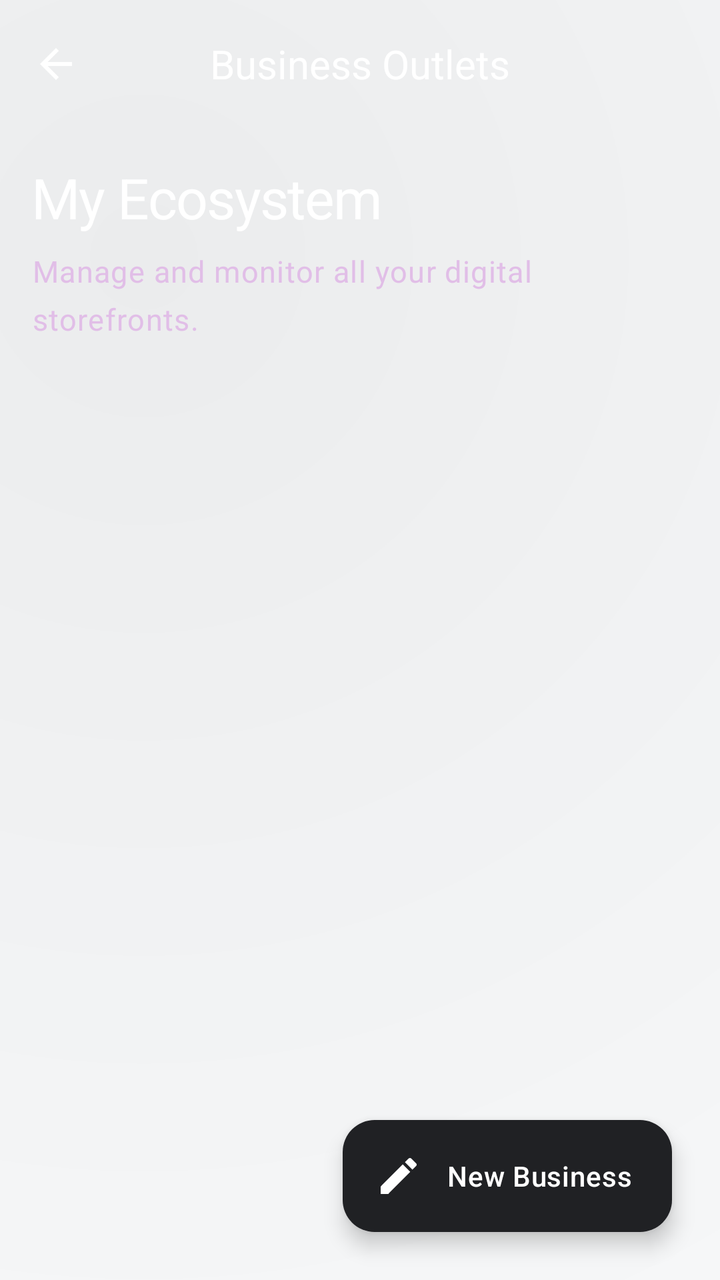
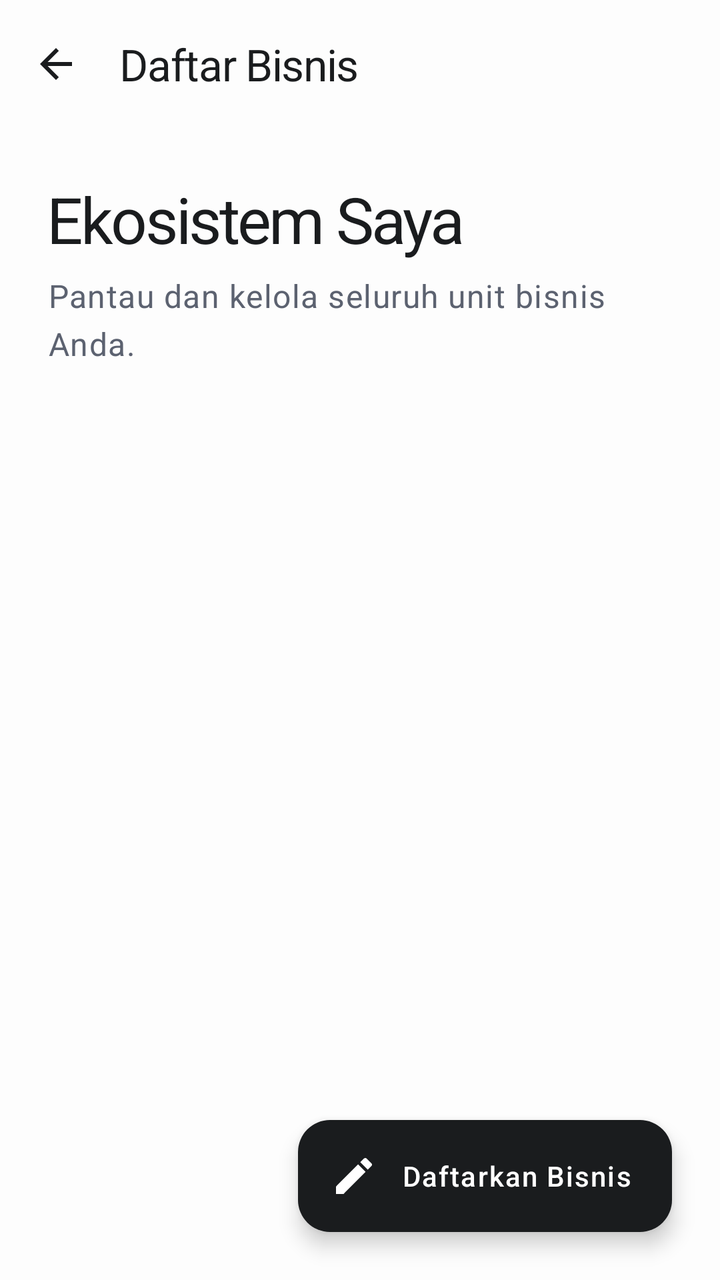

Compare the two renders of this Android layout. The source of the first and the diff that turns it into the second are given below.
<!-- AndroidManifest.xml: application theme Theme.KasirAPP -->
<!-- res/layout/activity_restaurant.xml -->
<?xml version="1.0" encoding="utf-8"?>
<androidx.coordinatorlayout.widget.CoordinatorLayout
    xmlns:android="http://schemas.android.com/apk/res/android"
    xmlns:app="http://schemas.android.com/apk/res-auto"
    android:layout_width="match_parent"
    android:layout_height="match_parent"
    android:background="@drawable/bg_liquid_purple_gradient">

    <com.google.android.material.appbar.AppBarLayout
        android:layout_width="match_parent"
        android:layout_height="wrap_content"
        android:background="@android:color/transparent"
        android:fitsSystemWindows="true"
        app:elevation="0dp">

        <com.google.android.material.appbar.MaterialToolbar
            android:id="@+id/toolbar"
            android:layout_width="match_parent"
            android:layout_height="?attr/actionBarSize"
            app:navigationIcon="@drawable/ic_arrow_back"
            app:navigationIconTint="@color/white"
            app:title="Business Outlets"
            app:titleCentered="true"
            app:titleTextColor="@color/white"
            android:background="@android:color/transparent" />

    </com.google.android.material.appbar.AppBarLayout>

    <androidx.core.widget.NestedScrollView
        android:id="@+id/scrollView"
        android:layout_width="match_parent"
        android:layout_height="match_parent"
        android:clipToPadding="false"
        android:paddingBottom="100dp"
        app:layout_behavior="@string/appbar_scrolling_view_behavior">

        <LinearLayout
            android:layout_width="match_parent"
            android:layout_height="wrap_content"
            android:orientation="vertical"
            android:padding="16dp">

            <TextView
                style="@style/TextAppearance.Future.HeadlineLarge"
                android:layout_width="wrap_content"
                android:layout_height="wrap_content"
                android:text="My Ecosystem"
                android:textColor="@color/white" />

            <TextView
                style="@style/TextAppearance.Future.BodyLarge"
                android:layout_width="wrap_content"
                android:layout_height="wrap_content"
                android:layout_marginTop="8dp"
                android:text="Manage and monitor all your digital storefronts."
                android:textColor="#E1BEE7" />

            <LinearLayout
                android:id="@+id/restaurantContainer"
                android:layout_width="match_parent"
                android:layout_height="wrap_content"
                android:layout_marginTop="32dp"
                android:orientation="vertical" />

        </LinearLayout>
    </androidx.core.widget.NestedScrollView>

    <com.google.android.material.floatingactionbutton.ExtendedFloatingActionButton
        android:id="@+id/btnAddRestaurant"
        style="@style/Widget.Material3.ExtendedFloatingActionButton.Icon.Primary"
        android:layout_width="wrap_content"
        android:layout_height="wrap_content"
        android:layout_gravity="bottom|end"
        android:layout_margin="24dp"
        android:text="New Business"
        android:textColor="@color/on_primary"
        android:textAppearance="@style/TextAppearance.Future.LabelLarge"
        app:backgroundTint="@color/primary"
        app:icon="@drawable/ic_edit"
        app:iconTint="@color/on_primary" />

</androidx.coordinatorlayout.widget.CoordinatorLayout>
<!-- resources referenced by this layout -->
<resources>
  <color name="primary">#202124</color>
  <!-- drawable bg_liquid_purple_gradient (drawable) -->
  <?xml version="1.0" encoding="utf-8"?>
  <layer-list xmlns:android="http://schemas.android.com/apk/res/android">
      
      <item>
          <shape android:shape="rectangle">
              <solid android:color="?android:attr/windowBackground" />
          </shape>
      </item>
  
      
      <item>
          <shape android:shape="rectangle">
              <gradient
                  android:angle="135"
                  android:centerX="20%"
                  android:centerY="20%"
                  android:endColor="@android:color/transparent"
                  android:gradientRadius="700dp"
                  android:startColor="#0D000000"
                  android:type="radial" />
          </shape>
      </item>
  
      
      <item>
          <shape android:shape="rectangle">
              <gradient
                  android:angle="315"
                  android:centerX="80%"
                  android:centerY="80%"
                  android:endColor="@android:color/transparent"
                  android:gradientRadius="600dp"
                  android:startColor="#05FFFFFF"
                  android:type="radial" />
          </shape>
      </item>
  </layer-list>
  <style name="TextAppearance.Future.BodyLarge" parent="TextAppearance.Premium.BodyLarge" />
  <style name="TextAppearance.Future.HeadlineLarge" parent="TextAppearance.Premium.HeadlineLarge" />
  <style name="TextAppearance.Future.LabelLarge" parent="TextAppearance.Premium.LabelLarge" />
  <color name="on_surface">#202124</color>
  <style name="TextAppearance.Premium.BodyLarge" parent="TextAppearance.Material3.BodyLarge">
          <item name="android:textSize">15sp</item>
          <item name="android:fontFamily">sans-serif</item>
          <item name="android:lineSpacingExtra">3dp</item>
          <item name="android:textColor">?attr/colorOnSurfaceVariant</item>
      </style>
  <style name="TextAppearance.Premium.HeadlineLarge" parent="TextAppearance.Material3.HeadlineLarge">
          <item name="android:textSize">28sp</item>
          <item name="android:fontFamily">sans-serif-medium</item>
          <item name="android:letterSpacing">-0.02</item>
          <item name="android:textColor">?attr/colorOnSurface</item>
      </style>
  <style name="TextAppearance.Premium.LabelLarge" parent="TextAppearance.Material3.LabelLarge">
          <item name="android:textSize">14sp</item>
          <item name="android:fontFamily">sans-serif-medium</item>
          <item name="android:letterSpacing">0.02</item>
          <item name="android:textColor">?attr/colorSecondary</item>
      </style>
  <style name="Base.Theme.KasirAPP" parent="Theme.Material3.Light.NoActionBar">
          
          <item name="colorPrimary">@color/primary</item>
          <item name="colorOnPrimary">@color/on_primary</item>
          <item name="colorPrimaryContainer">@color/primary_container</item>
          <item name="colorOnPrimaryContainer">@color/on_primary_container</item>
  
          <item name="colorSecondary">@color/secondary</item>
          <item name="colorOnSecondary">@color/on_secondary</item>
          <item name="colorSecondaryContainer">@color/secondary_container</item>
          <item name="colorOnSecondaryContainer">@color/on_secondary_container</item>
  
          <item name="android:windowBackground">@color/background</item>
          <item name="colorSurface">@color/surface</item>
          <item name="colorOnSurface">@color/on_surface</item>
          <item name="colorSurfaceVariant">@color/surface_variant</item>
          <item name="colorOnSurfaceVariant">@color/on_surface_variant</item>
          <item name="colorOutline">@color/outline</item>
  
          
          <item name="android:statusBarColor">@android:color/transparent</item>
          <item name="android:windowLightStatusBar">true</item>
          <item name="android:navigationBarColor">@android:color/transparent</item>
          <item name="android:windowLightNavigationBar" tools:targetApi="27">true</item>
  
          
          <item name="materialCardViewStyle">@style/Widget.App.Card</item>
          <item name="materialButtonStyle">@style/Widget.App.Button</item>
          <item name="textInputStyle">@style/Widget.App.TextInputLayout</item>
  
          
          <item name="textAppearanceHeadlineLarge">@style/TextAppearance.Premium.HeadlineLarge</item>
          <item name="textAppearanceTitleLarge">@style/TextAppearance.Premium.TitleLarge</item>
          <item name="textAppearanceBodyLarge">@style/TextAppearance.Premium.BodyLarge</item>
          <item name="textAppearanceLabelLarge">@style/TextAppearance.Premium.LabelLarge</item>
      </style>
  <color name="primary_container">#F5F6FA</color>
  <color name="on_primary_container">#202124</color>
  <color name="secondary">#625B71</color>
  <color name="secondary_container">#F8F9FA</color>
  <color name="on_secondary_container">#202124</color>
  <color name="background">#F8F9FA</color>
  <color name="surface_variant">#EDEDF5</color>
  <color name="on_surface_variant">#202124</color>
  <color name="outline">#CCCCCC</color>
  <style name="Widget.App.Card" parent="Widget.Material3.CardView.Filled">
          <item name="cardCornerRadius">24dp</item>
          <item name="cardElevation">0dp</item>
          <item name="strokeWidth">0dp</item>
          <item name="android:background">@drawable/bg_liquid_glass</item>
          <item name="cardBackgroundColor">@android:color/transparent</item>
      </style>
  <style name="Widget.App.Button" parent="Widget.Material3.Button.TonalButton">
          <item name="cornerRadius">16dp</item>
          <item name="android:background">@drawable/bg_liquid_glass</item>
          <item name="android:insetTop">0dp</item>
          <item name="android:insetBottom">0dp</item>
          <item name="android:textColor">?attr/colorOnSurface</item>
      </style>
  <style name="Widget.App.TextInputLayout" parent="Widget.Material3.TextInputLayout.OutlinedBox">
          <item name="boxCornerRadiusTopStart">16dp</item>
          <item name="boxCornerRadiusTopEnd">16dp</item>
          <item name="boxCornerRadiusBottomStart">16dp</item>
          <item name="boxCornerRadiusBottomEnd">16dp</item>
          <item name="boxStrokeColor">?attr/colorOutline</item>
          <item name="boxStrokeWidth">1.2dp</item>
          <item name="boxStrokeWidthFocused">2dp</item>
          <item name="android:textColorHint">?attr/colorOnSurfaceVariant</item>
      </style>
  <style name="TextAppearance.Premium.TitleLarge" parent="TextAppearance.Material3.TitleLarge">
          <item name="android:textSize">20sp</item>
          <item name="android:fontFamily">sans-serif-medium</item>
          <item name="android:textColor">?attr/colorOnSurface</item>
      </style>
  <!-- drawable bg_liquid_glass (drawable) -->
  <?xml version="1.0" encoding="utf-8"?>
  <layer-list xmlns:android="http://schemas.android.com/apk/res/android">
      
      <item>
          <shape android:shape="rectangle">
              <solid android:color="#0D000000" />
              <corners android:radius="24dp" />
          </shape>
      </item>
  
      
      <item android:bottom="1dp" android:left="1dp" android:right="1dp" android:top="1dp">
          <shape android:shape="rectangle">
              <gradient
                  android:angle="135"
                  android:startColor="#26FFFFFF"
                  android:endColor="#0DFFFFFF"
                  android:type="linear" />
              <corners android:radius="24dp" />
          </shape>
      </item>
  
      
      <item>
          <shape android:shape="rectangle">
              <gradient
                  android:centerX="80%"
                  android:centerY="20%"
                  android:gradientRadius="120dp"
                  android:startColor="#1AFFFFFF"
                  android:endColor="@android:color/transparent"
                  android:type="radial" />
              <corners android:radius="24dp" />
          </shape>
      </item>
  
      
      <item>
          <shape android:shape="rectangle">
              <gradient
                  android:centerX="20%"
                  android:centerY="80%"
                  android:gradientRadius="150dp"
                  android:startColor="#0D000000"
                  android:endColor="@android:color/transparent"
                  android:type="radial" />
              <corners android:radius="24dp" />
          </shape>
      </item>
  
      
      <item>
          <shape android:shape="rectangle">
              <solid android:color="@android:color/transparent" />
              <corners android:radius="24dp" />
              <stroke
                  android:width="1.2dp"
                  android:color="#26FFFFFF" />
          </shape>
      </item>
  </layer-list>
  <!-- unchanged entries left out for length: 7 -->
</resources>

<!-- the commit's change to res/layout/activity_restaurant.xml (unified diff, before → after) -->
@@ -4,25 +4,25 @@
     xmlns:app="http://schemas.android.com/apk/res-auto"
     android:layout_width="match_parent"
     android:layout_height="match_parent"
-    android:background="@drawable/bg_liquid_purple_gradient">
+    android:background="@color/background">
 
     <com.google.android.material.appbar.AppBarLayout
         android:layout_width="match_parent"
         android:layout_height="wrap_content"
-        android:background="@android:color/transparent"
         android:fitsSystemWindows="true"
-        app:elevation="0dp">
+        app:elevation="0dp"
+        android:background="@color/background">
 
         <com.google.android.material.appbar.MaterialToolbar
             android:id="@+id/toolbar"
             android:layout_width="match_parent"
             android:layout_height="?attr/actionBarSize"
             app:navigationIcon="@drawable/ic_arrow_back"
-            app:navigationIconTint="@color/white"
-            app:title="Business Outlets"
-            app:titleCentered="true"
-            app:titleTextColor="@color/white"
-            android:background="@android:color/transparent" />
+            app:navigationIconTint="@color/primary"
+            app:title="@string/business_list_title"
+            app:titleTextColor="@color/primary"
+            app:titleTextAppearance="@style/TextAppearance.App.TitleLarge"
+            android:background="@color/background" />
 
     </com.google.android.material.appbar.AppBarLayout>
 
@@ -38,22 +38,20 @@
             android:layout_width="match_parent"
             android:layout_height="wrap_content"
             android:orientation="vertical"
-            android:padding="16dp">
+            android:padding="24dp">
 
             <TextView
-                style="@style/TextAppearance.Future.HeadlineLarge"
+                style="@style/TextAppearance.App.HeadlineLarge"
                 android:layout_width="wrap_content"
                 android:layout_height="wrap_content"
-                android:text="My Ecosystem"
-                android:textColor="@color/white" />
+                android:text="@string/my_ecosystem_header" />
 
             <TextView
-                style="@style/TextAppearance.Future.BodyLarge"
+                style="@style/TextAppearance.App.BodyLarge"
                 android:layout_width="wrap_content"
                 android:layout_height="wrap_content"
-                android:layout_marginTop="8dp"
-                android:text="Manage and monitor all your digital storefronts."
-                android:textColor="#E1BEE7" />
+                android:layout_marginTop="6dp"
+                android:text="@string/my_ecosystem_subtitle" />
 
             <LinearLayout
                 android:id="@+id/restaurantContainer"
@@ -67,16 +65,15 @@
 
     <com.google.android.material.floatingactionbutton.ExtendedFloatingActionButton
         android:id="@+id/btnAddRestaurant"
-        style="@style/Widget.Material3.ExtendedFloatingActionButton.Icon.Primary"
         android:layout_width="wrap_content"
         android:layout_height="wrap_content"
         android:layout_gravity="bottom|end"
         android:layout_margin="24dp"
-        android:text="New Business"
-        android:textColor="@color/on_primary"
-        android:textAppearance="@style/TextAppearance.Future.LabelLarge"
+        android:text="@string/register_business"
+        android:textColor="@color/white"
         app:backgroundTint="@color/primary"
         app:icon="@drawable/ic_edit"
-        app:iconTint="@color/on_primary" />
+        app:iconTint="@color/white"
+        app:elevation="6dp" />
 
 </androidx.coordinatorlayout.widget.CoordinatorLayout>
<!-- resource entries referenced after the edit -->
@@ -1,66 +1,29 @@
 <!-- resources referenced by this layout -->
 <resources>
-  <color name="primary">#202124</color>
-  <!-- drawable bg_liquid_purple_gradient (drawable) -->
-  <?xml version="1.0" encoding="utf-8"?>
-  <layer-list xmlns:android="http://schemas.android.com/apk/res/android">
-      
-      <item>
-          <shape android:shape="rectangle">
-              <solid android:color="?android:attr/windowBackground" />
-          </shape>
-      </item>
-  
-      
-      <item>
-          <shape android:shape="rectangle">
-              <gradient
-                  android:angle="135"
-                  android:centerX="20%"
-                  android:centerY="20%"
-                  android:endColor="@android:color/transparent"
-                  android:gradientRadius="700dp"
-                  android:startColor="#0D000000"
-                  android:type="radial" />
-          </shape>
-      </item>
-  
-      
-      <item>
-          <shape android:shape="rectangle">
-              <gradient
-                  android:angle="315"
-                  android:centerX="80%"
-                  android:centerY="80%"
-                  android:endColor="@android:color/transparent"
-                  android:gradientRadius="600dp"
-                  android:startColor="#05FFFFFF"
-                  android:type="radial" />
-          </shape>
-      </item>
-  </layer-list>
-  <style name="TextAppearance.Future.BodyLarge" parent="TextAppearance.Premium.BodyLarge" />
-  <style name="TextAppearance.Future.HeadlineLarge" parent="TextAppearance.Premium.HeadlineLarge" />
-  <style name="TextAppearance.Future.LabelLarge" parent="TextAppearance.Premium.LabelLarge" />
-  <color name="on_surface">#202124</color>
-  <style name="TextAppearance.Premium.BodyLarge" parent="TextAppearance.Material3.BodyLarge">
-          <item name="android:textSize">15sp</item>
+  <color name="primary">#1A1C1E</color>
+  <string name="business_list_title">Daftar Bisnis</string>
+  <string name="my_ecosystem_header">Ekosistem Saya</string>
+  <string name="my_ecosystem_subtitle">Pantau dan kelola seluruh unit bisnis Anda.</string>
+  <string name="register_business">Daftarkan Bisnis</string>
+  <style name="TextAppearance.App.BodyLarge" parent="TextAppearance.Material3.BodyLarge">
+          <item name="android:textSize">16sp</item>
           <item name="android:fontFamily">sans-serif</item>
-          <item name="android:lineSpacingExtra">3dp</item>
-          <item name="android:textColor">?attr/colorOnSurfaceVariant</item>
+          <item name="android:lineSpacingExtra">4dp</item>
+          <item name="android:textColor">@color/secondary</item>
       </style>
-  <style name="TextAppearance.Premium.HeadlineLarge" parent="TextAppearance.Material3.HeadlineLarge">
-          <item name="android:textSize">28sp</item>
+  <style name="TextAppearance.App.HeadlineLarge" parent="TextAppearance.Material3.HeadlineLarge">
+          <item name="android:textSize">32sp</item>
+          <item name="android:fontFamily">sans-serif-black</item>
+          <item name="android:letterSpacing">-0.04</item>
+          <item name="android:textColor">@color/primary</item>
+      </style>
+  <style name="TextAppearance.App.TitleLarge" parent="TextAppearance.Material3.TitleLarge">
+          <item name="android:textSize">22sp</item>
           <item name="android:fontFamily">sans-serif-medium</item>
           <item name="android:letterSpacing">-0.02</item>
-          <item name="android:textColor">?attr/colorOnSurface</item>
+          <item name="android:textColor">@color/primary</item>
       </style>
-  <style name="TextAppearance.Premium.LabelLarge" parent="TextAppearance.Material3.LabelLarge">
-          <item name="android:textSize">14sp</item>
-          <item name="android:fontFamily">sans-serif-medium</item>
-          <item name="android:letterSpacing">0.02</item>
-          <item name="android:textColor">?attr/colorSecondary</item>
-      </style>
+  <color name="on_surface">#1A1C1E</color>
   <style name="Base.Theme.KasirAPP" parent="Theme.Material3.Light.NoActionBar">
           
           <item name="colorPrimary">@color/primary</item>
@@ -79,6 +42,7 @@
           <item name="colorSurfaceVariant">@color/surface_variant</item>
           <item name="colorOnSurfaceVariant">@color/on_surface_variant</item>
           <item name="colorOutline">@color/outline</item>
+          <item name="colorError">@color/error</item>
   
           
           <item name="android:statusBarColor">@android:color/transparent</item>
@@ -88,52 +52,67 @@
   
           
           <item name="materialCardViewStyle">@style/Widget.App.Card</item>
-          <item name="materialButtonStyle">@style/Widget.App.Button</item>
+          <item name="materialButtonStyle">@style/Widget.App.Button.Primary</item>
           <item name="textInputStyle">@style/Widget.App.TextInputLayout</item>
   
           
-          <item name="textAppearanceHeadlineLarge">@style/TextAppearance.Premium.HeadlineLarge</item>
-          <item name="textAppearanceTitleLarge">@style/TextAppearance.Premium.TitleLarge</item>
-          <item name="textAppearanceBodyLarge">@style/TextAppearance.Premium.BodyLarge</item>
-          <item name="textAppearanceLabelLarge">@style/TextAppearance.Premium.LabelLarge</item>
+          <item name="textAppearanceHeadlineLarge">@style/TextAppearance.App.HeadlineLarge</item>
+          <item name="textAppearanceTitleLarge">@style/TextAppearance.App.TitleLarge</item>
+          <item name="textAppearanceBodyLarge">@style/TextAppearance.App.BodyLarge</item>
+          <item name="textAppearanceLabelLarge">@style/TextAppearance.App.LabelLarge</item>
       </style>
-  <color name="primary_container">#F5F6FA</color>
-  <color name="on_primary_container">#202124</color>
-  <color name="secondary">#625B71</color>
-  <color name="secondary_container">#F8F9FA</color>
-  <color name="on_secondary_container">#202124</color>
-  <color name="background">#F8F9FA</color>
-  <color name="surface_variant">#EDEDF5</color>
-  <color name="on_surface_variant">#202124</color>
-  <color name="outline">#CCCCCC</color>
+  <color name="primary_container">#F1F3F7</color>
+  <color name="on_primary_container">#1A1C1E</color>
+  <color name="secondary">#5C6270</color>
+  <color name="secondary_container">#F8F9FB</color>
+  <color name="on_secondary_container">#1A1C1E</color>
+  <color name="background">#FDFDFD</color>
+  <color name="surface_variant">#F5F7FA</color>
+  <color name="on_surface_variant">#5C6270</color>
+  <color name="outline">#E2E8F0</color>
+  <color name="error">#DC2626</color>
   <style name="Widget.App.Card" parent="Widget.Material3.CardView.Filled">
-          <item name="cardCornerRadius">24dp</item>
+          <item name="cardCornerRadius">28dp</item>
           <item name="cardElevation">0dp</item>
-          <item name="strokeWidth">0dp</item>
+          <item name="strokeWidth">1dp</item>
+          <item name="strokeColor">@color/outline</item>
           <item name="android:background">@drawable/bg_liquid_glass</item>
           <item name="cardBackgroundColor">@android:color/transparent</item>
+          <item name="android:clickable">true</item>
+          <item name="android:focusable">true</item>
+          <item name="android:foreground">?attr/selectableItemBackground</item>
+          <item name="rippleColor">#1A000000</item>
       </style>
-  <style name="Widget.App.Button" parent="Widget.Material3.Button.TonalButton">
-          <item name="cornerRadius">16dp</item>
-          <item name="android:background">@drawable/bg_liquid_glass</item>
+  <style name="Widget.App.Button.Primary" parent="Widget.App.Button">
+          <item name="backgroundTint">@color/primary</item>
+          <item name="android:textColor">@color/white</item>
+          <item name="rippleColor">#33FFFFFF</item>
+      </style>
+  <style name="Widget.App.Button" parent="Widget.Material3.Button">
+          <item name="cornerRadius">20dp</item>
           <item name="android:insetTop">0dp</item>
           <item name="android:insetBottom">0dp</item>
-          <item name="android:textColor">?attr/colorOnSurface</item>
+          <item name="android:textAllCaps">false</item>
+          <item name="android:textStyle">bold</item>
+          <item name="android:letterSpacing">0.01</item>
+          <item name="android:minHeight">60dp</item>
       </style>
   <style name="Widget.App.TextInputLayout" parent="Widget.Material3.TextInputLayout.OutlinedBox">
-          <item name="boxCornerRadiusTopStart">16dp</item>
-          <item name="boxCornerRadiusTopEnd">16dp</item>
-          <item name="boxCornerRadiusBottomStart">16dp</item>
-          <item name="boxCornerRadiusBottomEnd">16dp</item>
-          <item name="boxStrokeColor">?attr/colorOutline</item>
+          <item name="boxCornerRadiusTopStart">18dp</item>
+          <item name="boxCornerRadiusTopEnd">18dp</item>
+          <item name="boxCornerRadiusBottomStart">18dp</item>
+          <item name="boxCornerRadiusBottomEnd">18dp</item>
+          <item name="boxStrokeColor">@color/outline</item>
           <item name="boxStrokeWidth">1.2dp</item>
           <item name="boxStrokeWidthFocused">2dp</item>
-          <item name="android:textColorHint">?attr/colorOnSurfaceVariant</item>
+          <item name="android:textColorHint">@color/secondary</item>
+          <item name="hintTextColor">@color/primary</item>
       </style>
-  <style name="TextAppearance.Premium.TitleLarge" parent="TextAppearance.Material3.TitleLarge">
-          <item name="android:textSize">20sp</item>
+  <style name="TextAppearance.App.LabelLarge" parent="TextAppearance.Material3.LabelLarge">
+          <item name="android:textSize">14sp</item>
           <item name="android:fontFamily">sans-serif-medium</item>
-          <item name="android:textColor">?attr/colorOnSurface</item>
+          <item name="android:letterSpacing">0.05</item>
+          <item name="android:textColor">@color/secondary</item>
       </style>
   <!-- drawable bg_liquid_glass (drawable) -->
   <?xml version="1.0" encoding="utf-8"?>
@@ -141,48 +120,16 @@
       
       <item>
           <shape android:shape="rectangle">
-              <solid android:color="#0D000000" />
-              <corners android:radius="24dp" />
+              <solid android:color="#08000000" />
+              <corners android:radius="28dp" />
           </shape>
       </item>
   
       
-      <item android:bottom="1dp" android:left="1dp" android:right="1dp" android:top="1dp">
+      <item android:bottom="0.5dp" android:left="0.5dp" android:right="0.5dp" android:top="0.5dp">
           <shape android:shape="rectangle">
-              <gradient
-                  android:angle="135"
-                  android:startColor="#26FFFFFF"
-                  android:endColor="#0DFFFFFF"
-                  android:type="linear" />
-              <corners android:radius="24dp" />
-          </shape>
-      </item>
-  
-      
-      <item>
-          <shape android:shape="rectangle">
-              <gradient
-                  android:centerX="80%"
-                  android:centerY="20%"
-                  android:gradientRadius="120dp"
-                  android:startColor="#1AFFFFFF"
-                  android:endColor="@android:color/transparent"
-                  android:type="radial" />
-              <corners android:radius="24dp" />
-          </shape>
-      </item>
-  
-      
-      <item>
-          <shape android:shape="rectangle">
-              <gradient
-                  android:centerX="20%"
-                  android:centerY="80%"
-                  android:gradientRadius="150dp"
-                  android:startColor="#0D000000"
-                  android:endColor="@android:color/transparent"
-                  android:type="radial" />
-              <corners android:radius="24dp" />
+              <solid android:color="#FFFFFF" />
+              <corners android:radius="28dp" />
           </shape>
       </item>
   
@@ -190,10 +137,10 @@
       <item>
           <shape android:shape="rectangle">
               <solid android:color="@android:color/transparent" />
-              <corners android:radius="24dp" />
+              <corners android:radius="28dp" />
               <stroke
-                  android:width="1.2dp"
-                  android:color="#26FFFFFF" />
+                  android:width="1dp"
+                  android:color="#E2E8F0" />
           </shape>
       </item>
   </layer-list>
